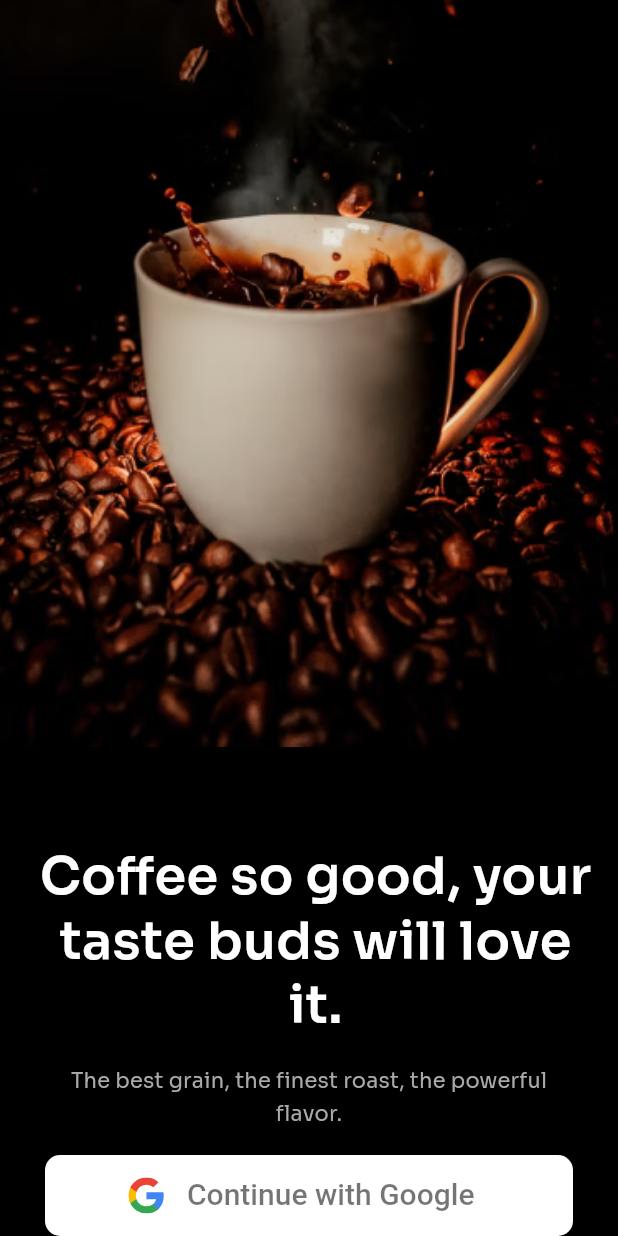
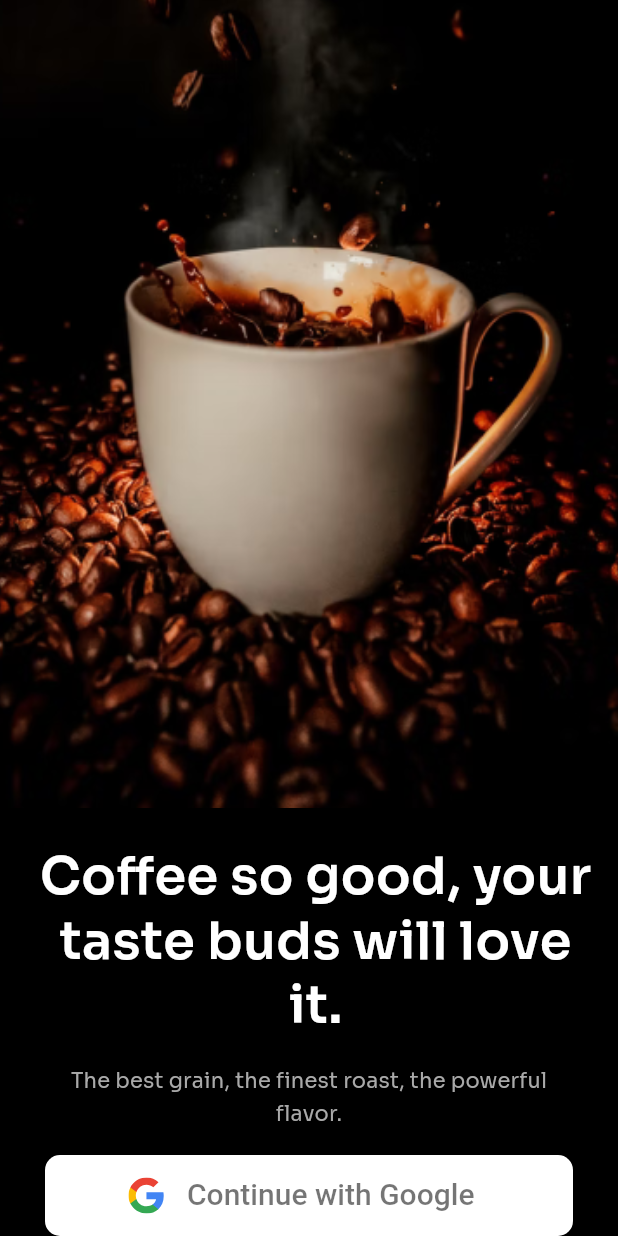
Before and after one commit to yusufsirinn/coffeeshop, a Flutter app: the screen it shows after launch, on a phone screen of 412 x 824 dp. Run offline on Flutter 3.47's test engine with Material 3 defaults, Android fonts, the light colour scheme and no system bars; our stand-ins replace bloc, dio, equatable, flutter_bloc, flutter_map, flutter_svg and 2 more; project files that could hold a hidden picture were left out.

Commit message:
Update login_background_image.dart

```diff
--- a/lib/views/login/bone/login_background_image.dart
+++ b/lib/views/login/bone/login_background_image.dart
@@ -7,14 +7,19 @@ class LoginBackgroundImage extends StatelessWidget {
 
   @override
   Widget build(BuildContext context) {
-    return Transform.translate(
-      offset: const Offset(0, -154),
-      child: SizedBox(
-        child: Image.asset(
-          AppImages.coffeeSoGood.png,
+    return SizedBox(
+      width: double.infinity,
+      child: ClipRect(
+        child: FittedBox(
           fit: BoxFit.fitWidth,
-          width: 458,
-          height: 702,
+          child: Align(
+            alignment: Alignment.bottomCenter,
+            heightFactor: .85,
+            widthFactor: .95,
+            child: Center(
+              child: Image.asset(AppImages.coffeeSoGood.png),
+            ),
+          ),
         ),
       ),
     );
```
